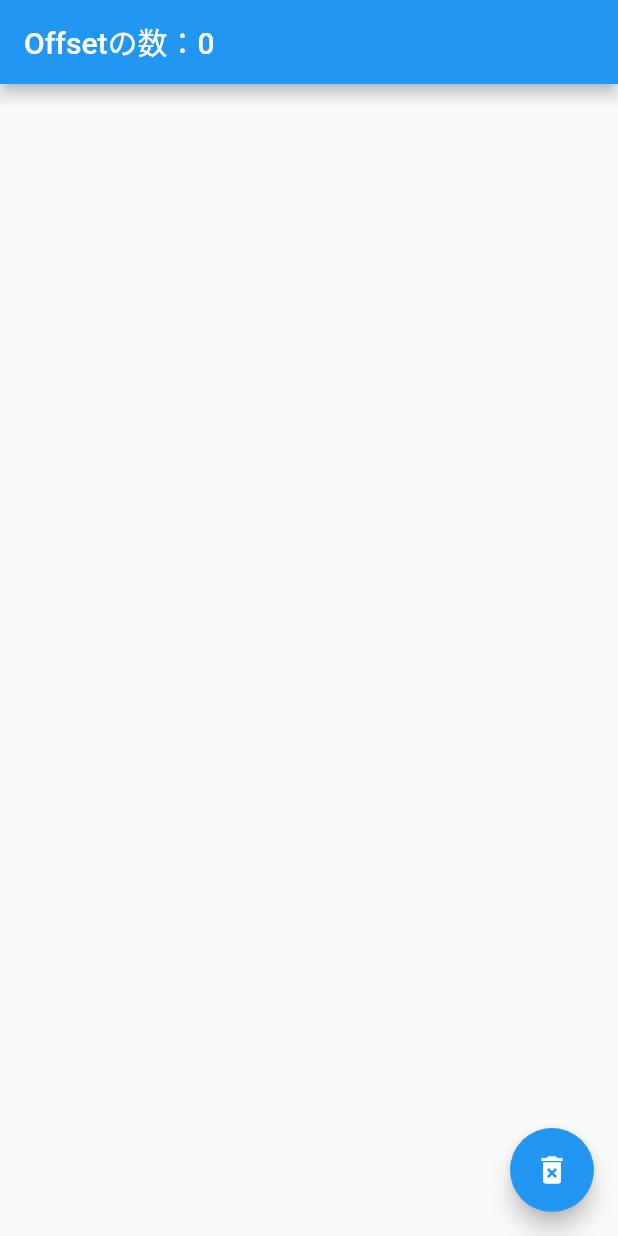
After one commit to morio77/apple_pencil, a Flutter app: the screen it shows after launch, on a phone screen of 412 x 824 dp. The commit adds this screen. Run offline on Flutter 3.47's test engine with Material 2 defaults, Android fonts, the phone set to English and light mode, and no system bars.

Commit message:
ディレクトリ構成を変更

```diff
--- /dev/null
+++ b/lib/pages/drawing_page.dart
@@ -0,0 +1,52 @@
+import 'package:flutter/material.dart';
+
+import '../painter.dart';
+
+class DrawingPage extends StatefulWidget {
+  static const routeName = 'DrawingPage';
+  const DrawingPage({Key? key}) : super(key: key);
+
+  @override
+  State<DrawingPage> createState() => _DrawingPageState();
+}
+
+class _DrawingPageState extends State<DrawingPage> {
+  int index = 0;
+  List<List<Offset>> offsetListList = [<Offset>[]];
+
+  @override
+  Widget build(BuildContext context) {
+    return Scaffold(
+      appBar: AppBar(
+        title: Text(
+            'Offsetの数：${offsetListList.expand((element) => element).toList().length}'),
+      ),
+      body: CustomPaint(
+        painter: Painter(offsetListList),
+        child: GestureDetector(
+          onPanEnd: (_) {
+            index++;
+            offsetListList.add(<Offset>[]);
+          },
+          onPanUpdate: (details) {
+            final dx = details.localPosition.dx;
+            final dy = details.localPosition.dy;
+            final offset = Offset(dx, dy);
+            if (!offsetListList[index].contains(offset)) {
+              offsetListList[index].add(Offset(dx, dy));
+            }
+            setState(() {});
+          },
+        ),
+      ),
+      floatingActionButton: FloatingActionButton(
+        onPressed: () {
+          offsetListList = [<Offset>[]];
+          index = 0;
+          setState(() {});
+        },
+        child: const Icon(Icons.delete_forever),
+      ),
+    );
+  }
+}
```
Also changed, not shown: lib/main.dart (+5 -51 lines).
